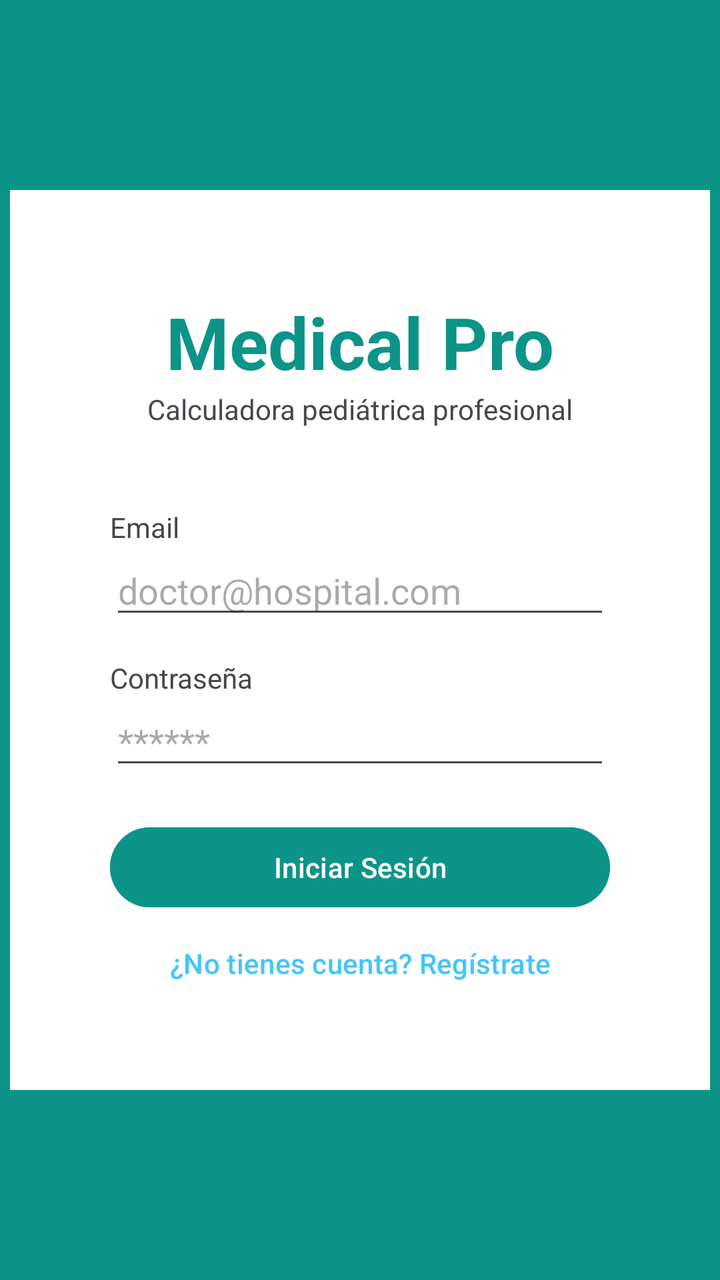
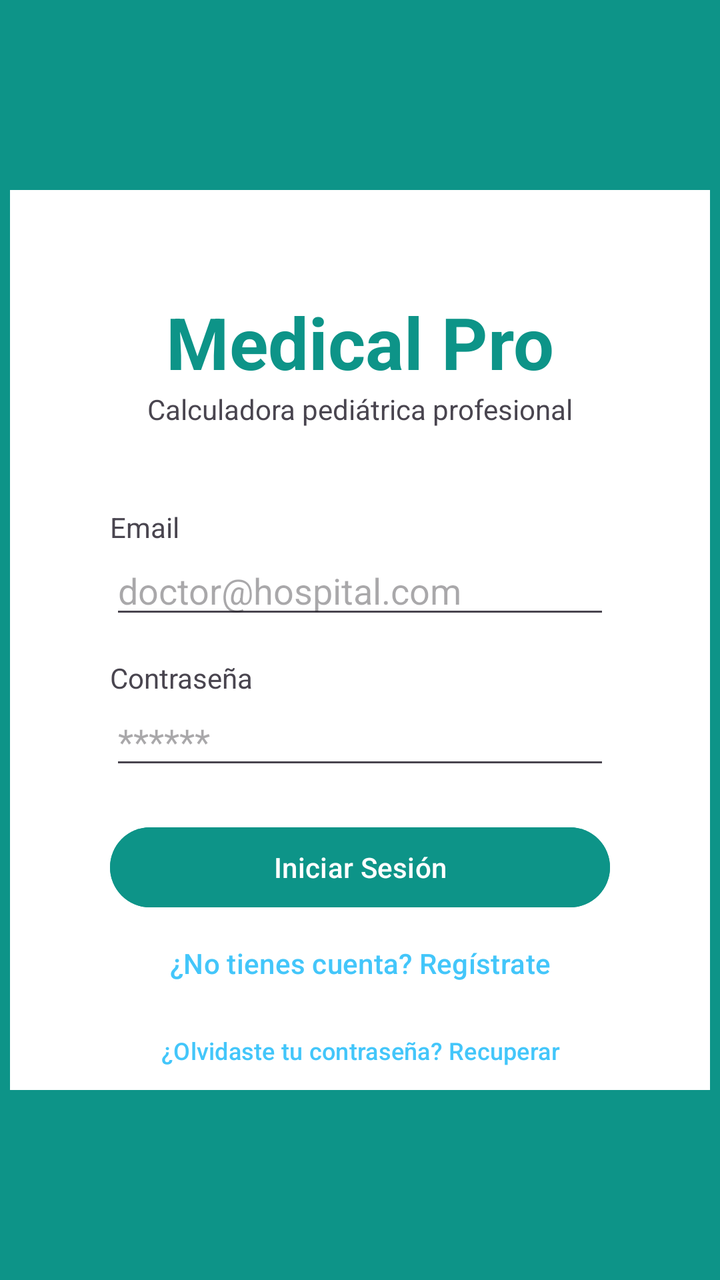

Before-and-after screenshots of an Android layout around one commit, followed by the original layout XML and the change that was made.
<!-- AndroidManifest.xml: application theme Theme.MediCalc -->
<!-- res/layout/activity_login.xml -->
<?xml version="1.0" encoding="utf-8"?>
<androidx.constraintlayout.widget.ConstraintLayout
    xmlns:android="http://schemas.android.com/apk/res/android"
    xmlns:app="http://schemas.android.com/apk/res-auto"
    xmlns:tools="http://schemas.android.com/tools"
    android:id="@+id/login"
    android:layout_width="match_parent"
    android:layout_height="match_parent"
    android:background="@color/bgLogin">


    <LinearLayout
        android:layout_width="350dp"
        android:layout_height="450dp"
        android:orientation="vertical"
        android:background="@color/white"
        app:layout_constraintBottom_toBottomOf="parent"
        app:layout_constraintEnd_toEndOf="parent"
        app:layout_constraintStart_toStartOf="parent"
        app:layout_constraintTop_toTopOf="parent">

        <TextView
            android:layout_width="match_parent"
            android:layout_height="100dp"
            android:gravity="center|bottom"
            android:text="Medical Pro"
            android:textSize="36sp"
            android:textStyle="bold"
            android:textColor="@color/bgLogin"/>

        <TextView
            android:layout_width="match_parent"
            android:layout_height="wrap_content"
            android:gravity="center"
            android:text="Calculadora pediátrica profesional" />

        <TextView
            android:layout_width="250dp"
            android:layout_height="wrap_content"
            android:layout_gravity="center"
            android:layout_marginTop="40dp"
            android:gravity="bottom"
            android:text="Email" />

        <EditText
            android:id="@+id/editTextTextEmailAddress"
            android:layout_width="250dp"
            android:layout_height="wrap_content"
            android:layout_gravity="center"
            android:ems="10"
            android:hint="doctor@hospital.com"
            android:inputType="textEmailAddress" />

        <TextView
            android:layout_width="250dp"
            android:layout_height="wrap_content"
            android:layout_gravity="center"
            android:paddingTop="15dp"
            android:text="Contraseña" />

        <EditText
            android:id="@+id/editTextTextPassword"
            android:layout_width="250dp"
            android:layout_height="wrap_content"
            android:layout_gravity="center"
            android:ems="10"
            android:hint="******"
            android:inputType="textPassword" />

        <Button
            android:id="@+id/btnLogin"
            android:layout_width="250dp"
            android:layout_height="wrap_content"
            android:layout_gravity="center"
            android:layout_marginTop="20dp"
            android:backgroundTint="@color/bgLogin"
            android:text="Iniciar Sesión" />

        <Button
            android:id="@+id/btnRegister"
            android:layout_width="250dp"
            android:layout_height="wrap_content"
            android:layout_gravity="center"
            android:backgroundTint="@color/white"
            android:text="¿No tienes cuenta? Regístrate"
            android:textColor="@color/h1txt"/>

    </LinearLayout>

</androidx.constraintlayout.widget.ConstraintLayout>
<!-- resources referenced by this layout -->
<resources>
  <color name="bgLogin">#0D9488</color>
  <color name="h1txt">#43C6FA</color>
  <color name="white">#FFFFFFFF</color>
  <style name="Theme.MediCalc" parent="Base.Theme.MediCalc" />
  <style name="Base.Theme.MediCalc" parent="Theme.Material3.DayNight.NoActionBar">
          
          
      </style>
</resources>

<!-- the commit's change to res/layout/activity_login.xml (unified diff, before → after) -->
@@ -85,6 +85,16 @@
             android:text="¿No tienes cuenta? Regístrate"
             android:textColor="@color/h1txt"/>
 
+        <Button
+            android:id="@+id/btnForgotPassword"
+            android:layout_width="250dp"
+            android:layout_height="wrap_content"
+            android:layout_gravity="center"
+            android:backgroundTint="@color/white"
+            android:text="¿Olvidaste tu contraseña? Recuperar"
+            android:textColor="@color/h1txt"
+            android:textSize="12sp"/>
+
     </LinearLayout>
 
 </androidx.constraintlayout.widget.ConstraintLayout>
